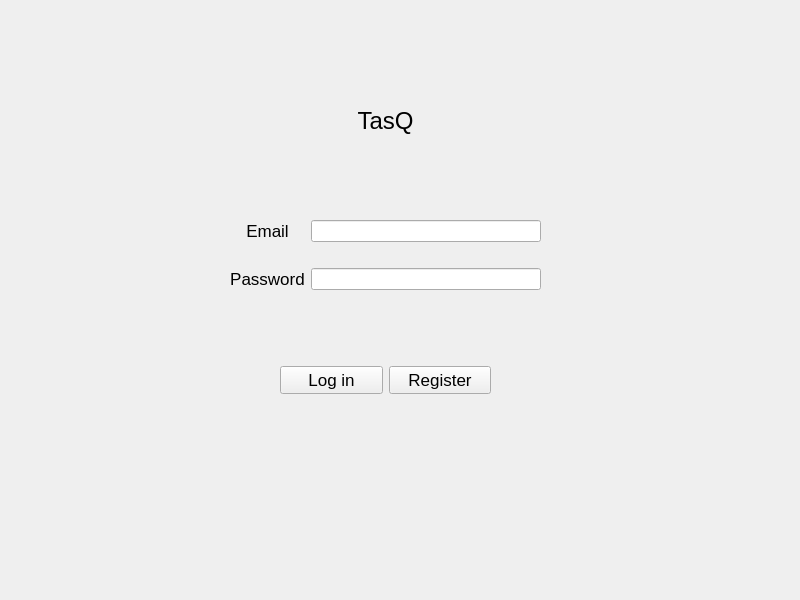
The window that src/widgets/login_page/login.ui (gregk27/TasQ-Application) describes before a commit, drawn with Qt 5.
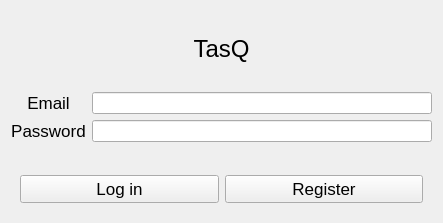
The same window after the commit.

Commit message: Fix login page responsiveness

```diff
--- a/src/widgets/login_page/login.ui
+++ b/src/widgets/login_page/login.ui
@@ -6,21 +6,27 @@
    <rect>
     <x>0</x>
     <y>0</y>
-    <width>800</width>
-    <height>600</height>
+    <width>443</width>
+    <height>223</height>
    </rect>
   </property>
   <property name="windowTitle">
    <string>login</string>
   </property>
+  <layout class="QVBoxLayout" name="verticalLayout">
+   <item>
   <widget class="QLabel" name="tasq">
-   <property name="geometry">
-    <rect>
-     <x>340</x>
-     <y>90</y>
-     <width>91</width>
-     <height>61</height>
-    </rect>
+     <property name="sizePolicy">
+      <sizepolicy hsizetype="Preferred" vsizetype="MinimumExpanding">
+       <horstretch>0</horstretch>
+       <verstretch>10</verstretch>
+      </sizepolicy>
+     </property>
+     <property name="minimumSize">
+      <size>
+       <width>0</width>
+       <height>75</height>
+      </size>
    </property>
    <property name="font">
     <font>
@@ -34,15 +40,8 @@
     <set>Qt::AlignCenter</set>
    </property>
   </widget>
-  <widget class="QWidget" name="layoutWidget">
-   <property name="geometry">
-    <rect>
-     <x>230</x>
-     <y>200</y>
-     <width>311</width>
-     <height>111</height>
-    </rect>
-   </property>
+   </item>
+   <item>
    <layout class="QGridLayout" name="gridLayout">
     <item row="0" column="1">
      <widget class="QLineEdit" name="em1"/>
@@ -81,15 +80,30 @@
      <widget class="QLineEdit" name="pass1"/>
     </item>
    </layout>
-  </widget>
-  <widget class="QWidget" name="layoutWidget">
-   <property name="geometry">
-    <rect>
-     <x>280</x>
-     <y>360</y>
-     <width>211</width>
-     <height>41</height>
-    </rect>
+   </item>
+   <item>
+    <spacer name="verticalSpacer">
+     <property name="orientation">
+      <enum>Qt::Vertical</enum>
+     </property>
+     <property name="sizeType">
+      <enum>QSizePolicy::Maximum</enum>
+     </property>
+     <property name="sizeHint" stdset="0">
+      <size>
+       <width>20</width>
+       <height>100</height>
+      </size>
+     </property>
+    </spacer>
+   </item>
+   <item>
+    <widget class="QWidget" name="widget" native="true">
+     <property name="sizePolicy">
+      <sizepolicy hsizetype="Expanding" vsizetype="Fixed">
+       <horstretch>0</horstretch>
+       <verstretch>0</verstretch>
+      </sizepolicy>
    </property>
    <layout class="QHBoxLayout" name="horizontalLayout">
     <item>
@@ -118,6 +132,8 @@
     </item>
    </layout>
   </widget>
+   </item>
+  </layout>
  </widget>
  <tabstops>
   <tabstop>em1</tabstop>
```
Lines whose indentation alone changed are shown as unchanged.
